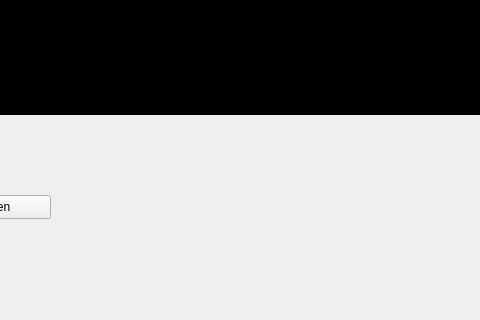
YJBeetle/OscilloscopePlayer, file mainwindow.ui: the form before one commit; both pictures show x 110 to 590 and y 295 to 615 of the 845 by 615 pixel window.
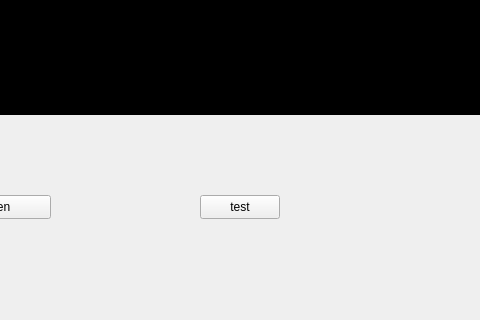
The form after the commit. Custom widgets are drawn as their Qt base class.

Commit message: 测试输出三角波ok

```diff
--- a/mainwindow.ui
+++ b/mainwindow.ui
@@ -40,6 +40,19 @@
      <string notr="true">background:rgb(0, 0, 0)</string>
     </property>
    </widget>
+   <widget class="QPushButton" name="pushButton">
+    <property name="geometry">
+     <rect>
+      <x>310</x>
+      <y>490</y>
+      <width>80</width>
+      <height>24</height>
+     </rect>
+    </property>
+    <property name="text">
+     <string>test</string>
+    </property>
+   </widget>
   </widget>
  </widget>
  <layoutdefault spacing="6" margin="11"/>
```
The commit also changes 2 other files.
